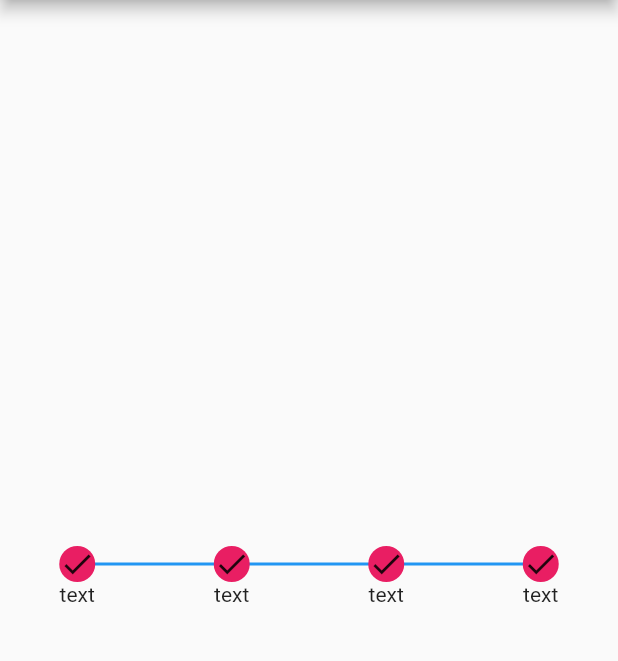
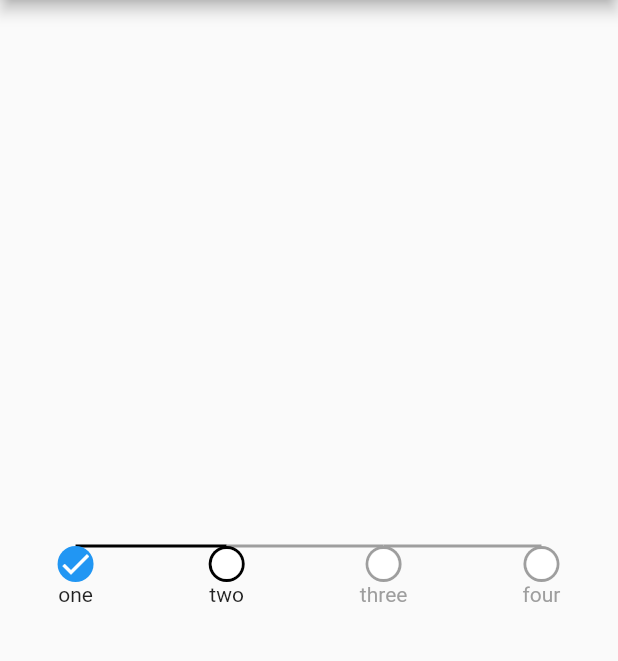
Before and after one commit to moneer-muntazah/magical_widgets, a Flutter app: the screen it shows after launch, on a phone screen of 412 x 824 dp, the part 84-745 px from its top. Run offline on Flutter 3.47's test engine with Material 2 defaults, Android fonts, the phone set to English and light mode, and no system bars.

Commit message:
Nice progress, needs to solve line alignment, but first solve proportionality problem

```diff
--- a/example/lib/main.dart
+++ b/example/lib/main.dart
@@ -56,11 +56,28 @@ class MyApp extends StatelessWidget {
         // ),
         body: Center(
           child: SimpleStepper(
+            mainAxisAlignment: MainAxisAlignment.spaceAround,
+            doneColor: Colors.blue,
+            activeColor: Colors.black,
+            staleColor: Colors.grey,
+            canceledColor: Colors.red,
+            // steps: <SimpleStep>[
+            //   SimpleStep(label: 'one', status: SimpleStepStatus.done),
+            //   SimpleStep(label: 'two', status: SimpleStepStatus.active),
+            //   SimpleStep(label: 'three', status: SimpleStepStatus.stale),
+            //   SimpleStep(label: 'four', status: SimpleStepStatus.stale),
+            // ],
+            // steps: <SimpleStep>[
+            //   SimpleStep(label: 'one', status: SimpleStepStatus.done),
+            //   SimpleStep(label: 'two', status: SimpleStepStatus.done),
+            //   SimpleStep(label: 'three', status: SimpleStepStatus.done),
+            //   SimpleStep(label: 'four', status: SimpleStepStatus.canceled),
+            // ],
             steps: <SimpleStep>[
-              SimpleStep(label: 'text', status: SimpleStepStatus.done),
-              SimpleStep(label: 'text', status: SimpleStepStatus.active),
-              SimpleStep(label: 'text', status: SimpleStepStatus.active),
-              SimpleStep(label: 'text', status: SimpleStepStatus.active),
+              SimpleStep(label: 'one', status: SimpleStepStatus.done),
+              SimpleStep(label: 'two', status: SimpleStepStatus.active),
+              SimpleStep(label: 'three', status: SimpleStepStatus.stale),
+              SimpleStep(label: 'four', status: SimpleStepStatus.stale),
             ],
           ),
         ),
--- a/lib/simple_stepper.dart
+++ b/lib/simple_stepper.dart
@@ -10,22 +10,7 @@ class _SimpleStepperParentData extends FlexParentData {
 
 class SimpleStep extends ParentDataWidget<_SimpleStepperParentData> {
   SimpleStep({Key? key, required String label, required this.status})
-      : super(
-          key: key,
-          child: Column(
-            mainAxisSize: MainAxisSize.min,
-            children: <Widget>[
-              Container(
-                decoration: BoxDecoration(
-                  shape: BoxShape.circle,
-                  color: Colors.pink,
-                ),
-                child: Icon(Icons.done),
-              ),
-              Text(label)
-            ],
-          ),
-        );
+      : super(key: key, child: _Step(status: status, label: label));
 
   final SimpleStepStatus status;
 
@@ -56,10 +41,69 @@ class SimpleStep extends ParentDataWidget<_SimpleStepperParentData> {
   }
 }
 
+class _Step extends StatelessWidget {
+  const _Step({Key? key, required this.status, required this.label})
+      : super(key: key);
+
+  final SimpleStepStatus status;
+  final String label;
+
+  @override
+  Widget build(BuildContext context) {
+    return Column(
+      mainAxisSize: MainAxisSize.min,
+      children: <Widget>[
+        Container(
+          decoration: BoxDecoration(
+            shape: BoxShape.circle,
+            // TODO: Change hard coded color.
+            color: _determineColor(context, status),
+          ),
+          child: _determineChild(status),
+        ),
+        Text(
+          label,
+          style: TextStyle(
+              color: status == SimpleStepStatus.stale
+                  ? SimpleStepper.of(context)?.staleColor
+                  : null),
+        )
+      ],
+    );
+  }
+
+  static Color? _determineColor(BuildContext context, SimpleStepStatus status) {
+    switch (status) {
+      case SimpleStepStatus.done:
+        return SimpleStepper.of(context)?.doneColor;
+      case SimpleStepStatus.active:
+        return SimpleStepper.of(context)?.activeColor;
+      case SimpleStepStatus.stale:
+        return SimpleStepper.of(context)?.staleColor;
+      case SimpleStepStatus.canceled:
+        return SimpleStepper.of(context)?.canceledColor;
+    }
+  }
+
+  static Widget? _determineChild(SimpleStepStatus status) {
+    // TODO: Change hard coded color.
+    switch (status) {
+      case SimpleStepStatus.done:
+        return Icon(Icons.done, color: Colors.white);
+      case SimpleStepStatus.canceled:
+        return Icon(Icons.close, color: Colors.white);
+      case SimpleStepStatus.active:
+      case SimpleStepStatus.stale:
+        return Icon(Icons.circle, color: Colors.white);
+    }
+  }
+}
+
 class SimpleStepper extends Row {
   SimpleStepper(
       {Key? key,
       required this.steps,
+      this.mainAxisAlignment = MainAxisAlignment.spaceAround,
       this.doneColor,
       this.activeColor,
       this.staleColor,
@@ -67,6 +111,7 @@ class SimpleStepper extends Row {
       : super(key: key, children: steps);
 
   final List<SimpleStep> steps;
+  final MainAxisAlignment mainAxisAlignment;
   final Color? doneColor;
   final Color? activeColor;
   final Color? staleColor;
@@ -78,6 +123,7 @@ class SimpleStepper extends Row {
   @override
   RenderFlex createRenderObject(BuildContext context) =>
       _RenderFlexSimpleStepper(
+          mainAxisAlignment: mainAxisAlignment,
           doneColor: doneColor ?? Theme.of(context).primaryColor,
           activeColor: activeColor ?? Theme.of(context).accentColor,
           staleColor: staleColor ?? Theme.of(context).disabledColor,
@@ -87,6 +133,7 @@ class SimpleStepper extends Row {
   void updateRenderObject(BuildContext context,
           covariant _RenderFlexSimpleStepper renderObject) =>
       renderObject
+        ..mainAxisAlignment = mainAxisAlignment
         ..doneColor = doneColor ?? Theme.of(context).primaryColor
         ..activeColor = activeColor ?? Theme.of(context).accentColor
         ..staleColor = staleColor ?? Theme.of(context).disabledColor
@@ -98,14 +145,15 @@ class _RenderFlexSimpleStepper extends RenderFlex {
       {required Color doneColor,
       required Color activeColor,
       required Color staleColor,
-      required Color canceledColor})
+      required Color canceledColor,
+      required MainAxisAlignment mainAxisAlignment})
       : _doneColor = doneColor,
         _activeColor = activeColor,
         _staleColor = staleColor,
         _canceledColor = canceledColor,
         super(
             textDirection: TextDirection.ltr,
-            mainAxisAlignment: MainAxisAlignment.spaceAround);
+            mainAxisAlignment: mainAxisAlignment);
 
   Color get doneColor => _doneColor;
   Color _doneColor;
@@ -155,56 +203,49 @@ class _RenderFlexSimpleStepper extends RenderFlex {
     RenderBox? child = firstChild;
     while (child != null) {
       final childParentData = child.parentData! as _SimpleStepperParentData;
-      print(childParentData.status);
       final childOffset = childParentData.offset + offset;
       final sibling = childParentData.nextSibling;
       if (sibling != null) {
         final siblingParentData =
             sibling.parentData as _SimpleStepperParentData;
         final siblingOffset = siblingParentData.offset + offset;
-        final point1 = Offset(childOffset.dx + child.size.width / 2,
-            childOffset.dy + child.size.width / 2);
-        final point2 = Offset(siblingOffset.dx + sibling.size.width / 2,
-            siblingOffset.dy + sibling.size.width / 2);
+        final point1 =
+            Offset(childOffset.dx + child.size.width / 2, childOffset.dy);
+        final point2 =
+            Offset(siblingOffset.dx + sibling.size.width / 2, siblingOffset.dy);
         context.canvas.drawLine(
-          point1,
-          point2,
-          Paint()
-            ..color = activeColor
-            ..style = PaintingStyle.stroke
-            ..strokeWidth = 2.0,
-        );
+            point1, point2, _determinePaint(siblingParentData.status!));
       }
       context.paintChild(child, childOffset);
       child = sibling;
     }
   }
 
-// Paint _determinePaint(FlexSimpleStepStatus status) {
-//   switch (status) {
-//     case FlexSimpleStepStatus.done:
-//       return Paint()
-//         ..color = doneColor
-//         ..style = PaintingStyle.stroke
-//         ..strokeWidth = 2.0;
-//     case FlexSimpleStepStatus.active:
-//       return Paint()
-//         ..color = activeColor
-//         ..style = PaintingStyle.stroke
-//         ..strokeWidth = 2.0;
-//     default_paint:
-//     case FlexSimpleStepStatus.stale:
-//       return Paint()
-//         ..color = staleColor
-//         ..style = PaintingStyle.fill
-//         ..strokeWidth = 2.0;
-//     case FlexSimpleStepStatus.canceled:
-//       return Paint()
-//         ..color = canceledColor
-//         ..style = PaintingStyle.stroke
-//         ..strokeWidth = 2.0;
-//     default:
-//       continue default_paint;
-//   }
-// }
+  Paint _determinePaint(SimpleStepStatus status) {
+    switch (status) {
+      case SimpleStepStatus.done:
+        return Paint()
+          ..color = doneColor
+          ..style = PaintingStyle.stroke
+          ..strokeWidth = 2.0;
+      case SimpleStepStatus.active:
+        return Paint()
+          ..color = activeColor
+          ..style = PaintingStyle.stroke
+          ..strokeWidth = 2.0;
+      default_paint:
+      case SimpleStepStatus.stale:
+        return Paint()
+          ..color = staleColor
+          ..style = PaintingStyle.fill
+          ..strokeWidth = 2.0;
+      case SimpleStepStatus.canceled:
+        return Paint()
+          ..color = canceledColor
+          ..style = PaintingStyle.stroke
+          ..strokeWidth = 2.0;
+      default:
+        continue default_paint;
+    }
+  }
 }
```
